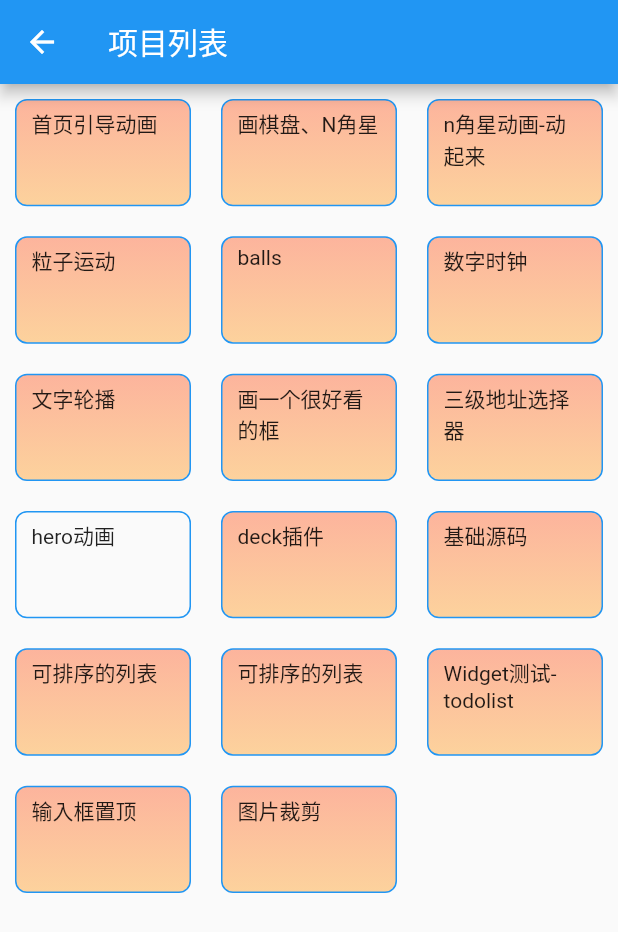
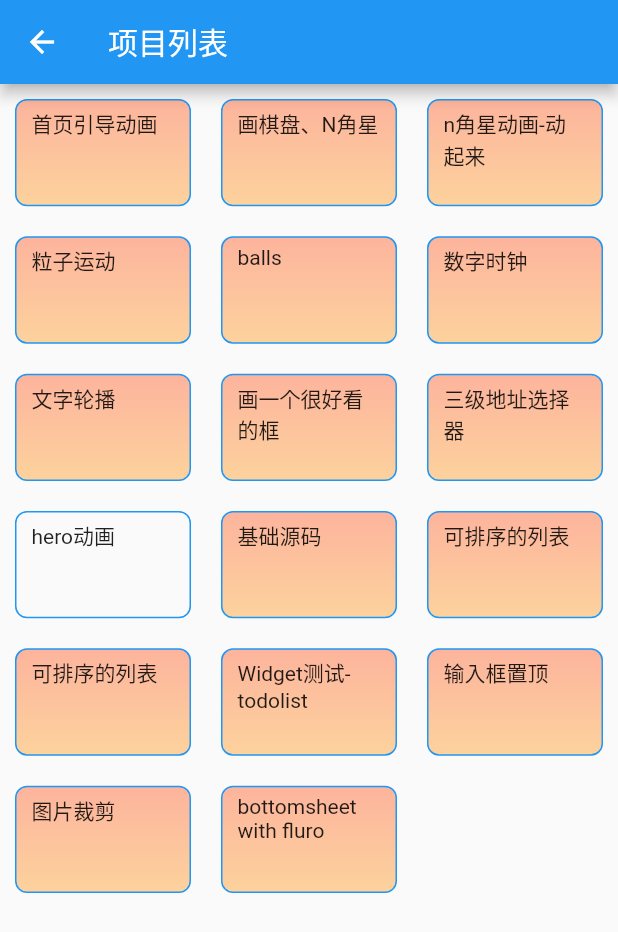
Before and after one commit to 015-Michelle/funny_demo, a Flutter app: the MyDemoPage screen opened by its route, on a phone screen of 412 x 824 dp. Shown: the top 932 px of the screen. Run offline on Flutter 3.47's test engine with Material 2 defaults, Android fonts, the phone set to English and light mode, and no system bars; our stand-ins replace dotted_border, fluro, get, marquee; missing offline and left inert: city_pickers; network calls fail.

Commit message:
add new_item

```diff
--- a/lib/my_demo_page.dart
+++ b/lib/my_demo_page.dart
@@ -1,4 +1,5 @@
 import 'package:flutter/material.dart';
+import 'package:myproject/my_demo/bottomsheet/bottomsheet_with_fluro.dart';
 import 'package:myproject/my_demo/input_scroll_page.dart';
 import 'package:myproject/my_demo/pictures/image_cropping_page.dart';
 import 'package:myproject/router/my_router.dart';
@@ -9,7 +10,6 @@ import 'my_demo/animate_nstar.dart';
 import 'my_demo/ball_run_view_page.dart';
 import 'my_demo/balls_run_page.dart';
 import 'my_demo/basics/text_learn.dart';
-import 'my_demo/deck_page.dart';
 import 'my_demo/draw_chessboard_page.dart';
 import 'my_demo/extra_option_edit_list.dart';
 import 'my_demo/home_indicator_page.dart';
@@ -73,13 +73,14 @@ class _MyDemoPageState extends State<MyDemoPage> {
               ),
             ),
           ),
-          itemGuide('deck插件', DeckPage()),
+          //itemGuide('deck插件', DeckPage()),
           itemGuide('基础源码', TextLearn()),
           itemGuide('可排序的列表', ReOrderListPage()),
           itemGuide('可排序的列表', ExtraOptionsEditList()),
           itemGuide('Widget测试-todolist', TodoList()),
           itemGuide('输入框置顶', InputScrollPage()),
           itemGuide('图片裁剪', ImageCroppingPage()),
+          itemGuide("bottomsheet with fluro", BottomsheetWithFluro()),
         ],
       ),
     );
```
